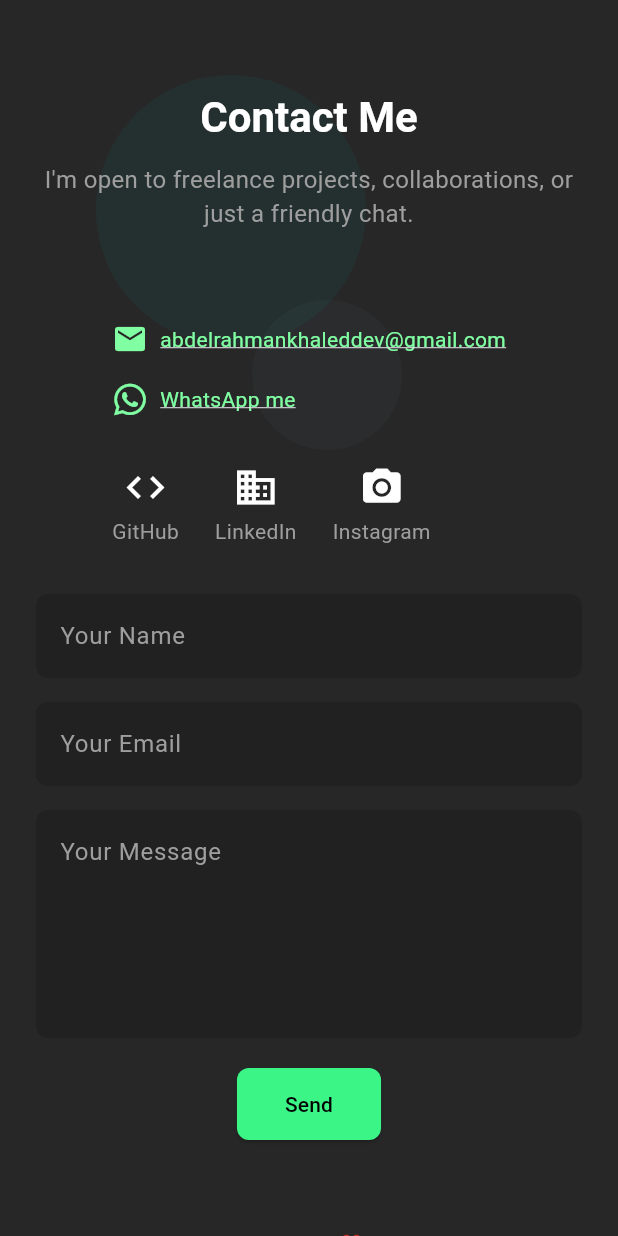
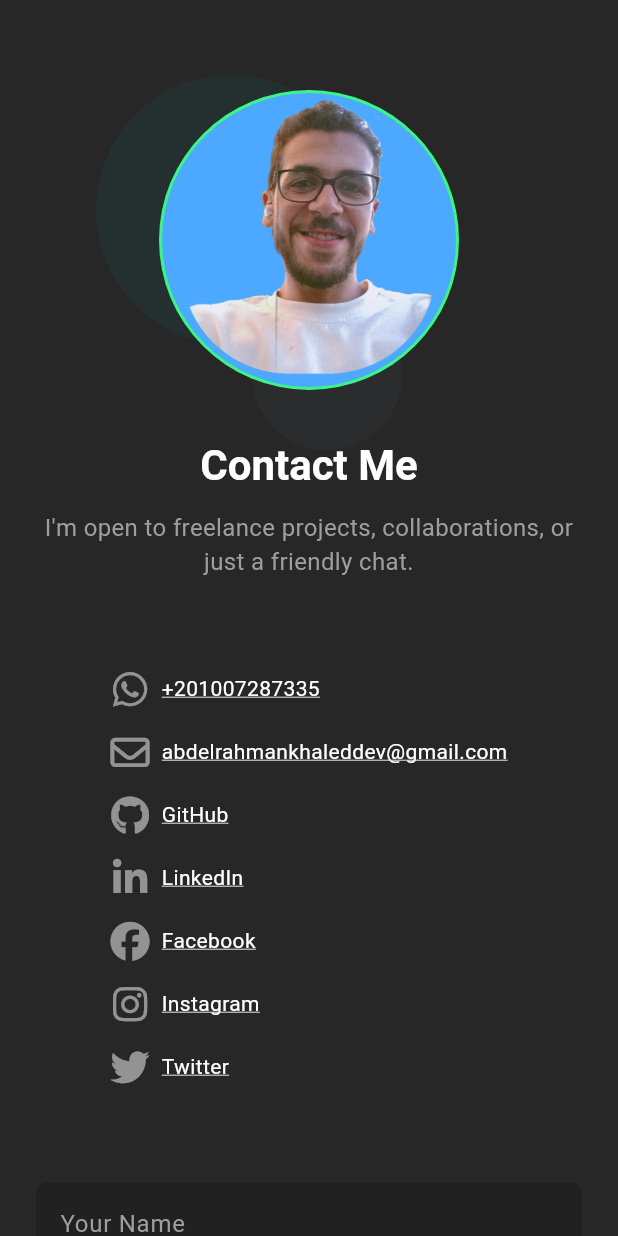
Before and after one commit to abd0-kha1ed/portfolio_web, a Flutter app: the ContactView screen opened by its route, on a phone screen of 412 x 824 dp. Run offline on Flutter 3.47's test engine with Material 3 defaults, Android fonts, the light colour scheme and no system bars; drawn by our look-alikes of flutter_animate; our stand-ins replace device_preview, flutter_highlight, font_awesome_flutter, go_router, js, visibility_detector.

Commit message:
feat: update project details, enhance footer design, and improve contact section layout

```diff
--- a/lib/feature/contact_section/presentation/view/widgets/contact_section.dart
+++ b/lib/feature/contact_section/presentation/view/widgets/contact_section.dart
@@ -7,7 +7,7 @@ import 'package:portfolio_web/core/helpers/functions/send_email_from_flutter_fun
 import 'package:portfolio_web/core/routing/app_router.dart';
 import 'package:portfolio_web/core/widgets/custom_footer.dart';
 import 'package:portfolio_web/core/widgets/custom_header.dart';
-import 'package:portfolio_web/feature/contact_section/presentation/view/widgets/social_icon.dart';
+import 'package:portfolio_web/feature/home/presentation/view/widgets/home_profile.dart';
 import 'package:url_launcher/url_launcher.dart';
 
 class ContactSection extends StatefulWidget {
@@ -34,6 +34,7 @@ class _ContactSectionState extends State<ContactSection> {
       GoRouter.of(context).push(AppRouter.kSnippets);
     }
   }
+
   @override
   Widget build(BuildContext context) {
     final screenWidth = MediaQuery.of(context).size.width;
@@ -85,6 +86,8 @@ class _ContactSectionState extends State<ContactSection> {
                 ),
             screenWidth < 800 ? const SizedBox() : const Divider(),
             const SizedBox(height: 60),
+            const HomeProfile(),
+            const SizedBox(height: 32),
             Text(
               "Contact Me",
               style: Theme.of(context).textTheme.headlineMedium?.copyWith(
@@ -117,10 +120,7 @@ class _ContactSectionState extends State<ContactSection> {
                     : Row(
                       crossAxisAlignment: CrossAxisAlignment.start,
                       children: [
-                        Expanded(
-                          flex: 1,
-                          child: _buildContactInfo().animate().fadeIn(),
-                        ),
+                        _buildContactInfo().animate().fadeIn(),
                         const SizedBox(width: 48),
                         Expanded(
                           flex: 1,
@@ -132,13 +132,6 @@ class _ContactSectionState extends State<ContactSection> {
             ),
 
             const SizedBox(height: 60),
-
-            // Footer
-            const Text(
-              "Designed & Developed with ❤️ by Abd El-Rhman",
-              style: TextStyle(color: Colors.grey, fontSize: 12),
-            ),
-            const SizedBox(height: 16),
             const CustomFooter(),
           ],
         ),
@@ -151,41 +144,56 @@ class _ContactSectionState extends State<ContactSection> {
       crossAxisAlignment: CrossAxisAlignment.start,
       children: [
         _contactRow(
-          Icons.email,
-          "abdelrahmankhaleddev@gmail.com",
-          "mailto:abdelrahmankhaleddev@gmail.com",
-          AppColors.accentLight,
+          FontAwesomeIcons.whatsapp,
+          "+201007287335",
+          "https://wa.me/+201007287335",
+          AppColors.white,
         ),
         const SizedBox(height: 16),
         _contactRow(
-          FontAwesomeIcons.whatsapp,
-          "WhatsApp me",
-          "https://wa.me/+201007287335",
-          AppColors.accentLight,
+          FontAwesomeIcons.envelope,
+          "abdelrahmankhaleddev@gmail.com",
+          "mailto:abdelrahmankhaleddev@gmail.com",
+          AppColors.white,
         ),
+        const SizedBox(height: 16),
+
+        _contactRow(
+          FontAwesomeIcons.github,
+          "GitHub",
+          "https://github.com/abd0-kha1ed",
+          AppColors.white,
+        ),
+        const SizedBox(height: 16),
+        _contactRow(
+          FontAwesomeIcons.linkedinIn,
+          "LinkedIn",
+          "https://www.linkedin.com/in/abdelrahman-khaled-dev",
+          AppColors.white,
+        ),
+        const SizedBox(height: 16),
+        _contactRow(
+          FontAwesomeIcons.facebook,
+          "Facebook",
+          "https://www.facebook.com/abd.el.rhman.khaled.584963",
+          AppColors.white,
+        ),
+        const SizedBox(height: 16),
+        _contactRow(
+          FontAwesomeIcons.instagram,
+          "Instagram",
+          "https://www.instagram.com/abdelrhmankhaleddev",
+          AppColors.white,
+        ),
+        const SizedBox(height: 16),
+        _contactRow(
+          FontAwesomeIcons.twitter,
+          "Twitter",
+          "https://x.com/abdelrahma42501",
+          AppColors.white,
+        ),
+
         const SizedBox(height: 32),
-        Wrap(
-          spacing: 24,
-          children: const [
-            SocialIcon(
-              icon: Icons.code,
-              label: "GitHub",
-              url: "https://github.com/abd0-kha1ed",
-            ),
-            SocialIcon(
-              icon: Icons.business,
-              label: "LinkedIn",
-              url:
-                  "https://www.linkedin.com/public-profile/settings?lipi=urn%3Ali%3Apage%3Ad_flagship3_profile_self_edit_contact-info%3BYYQieOSqTkySWOAXTWvr5w%3D%3D",
-            ),
-            SocialIcon(
-              icon: Icons.camera_alt,
-              label: "Instagram",
-              url:
-                  "https://www.instagram.com/abdelrhmankhaleddev?igsh=b2ZzMWhpNGR3OTFl",
-            ),
-          ],
-        ),
       ],
     );
   }
@@ -217,12 +225,12 @@ class _ContactSectionState extends State<ContactSection> {
             style: ElevatedButton.styleFrom(
               backgroundColor: AppColors.accent,
               foregroundColor: Colors.black,
-              padding: const EdgeInsets.symmetric(horizontal: 32, vertical: 14),
+              padding: const EdgeInsets.symmetric(horizontal: 50, vertical: 20),
               shape: RoundedRectangleBorder(
                 borderRadius: BorderRadius.circular(8),
               ),
             ),
-            child: const Text("Send"),
+            child: const Text("Send", style: TextStyle(fontSize: 16)),
           ),
         ],
       ),
@@ -263,7 +271,7 @@ class _ContactSectionState extends State<ContactSection> {
       child: Row(
         mainAxisSize: MainAxisSize.min,
         children: [
-          Icon(icon, color: color),
+          Icon(icon, color: Colors.white.withValues(alpha: 0.5), size: 26),
           const SizedBox(width: 8),
           Text(
             label,
--- a/lib/feature/home/presentation/view/widgets/project_card.dart
+++ b/lib/feature/home/presentation/view/widgets/project_card.dart
@@ -71,7 +71,7 @@ class ProjectCard extends StatelessWidget {
                     fontSize: 14,
                     height: 1.5,
                   ),
-                  maxLines: 3,
+                  maxLines: 5,
                   // overflow: TextOverflow.ellipsis,
                 ),
               ],
```
Also changed, not shown: lib/core/constants/aii_projects_list.dart (+4 -3 lines), lib/core/widgets/custom_footer.dart (+9 -2 lines), lib/feature/about_me/presentation/view/about_me_view.dart (+19 -7 lines), lib/feature/home/presentation/view/widgets/connection_icons.dart (+14 -6 lines).
